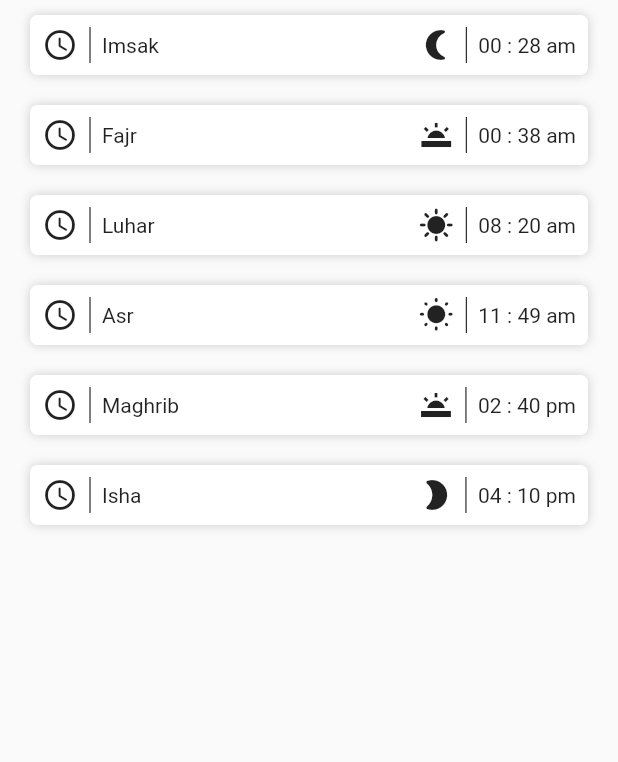
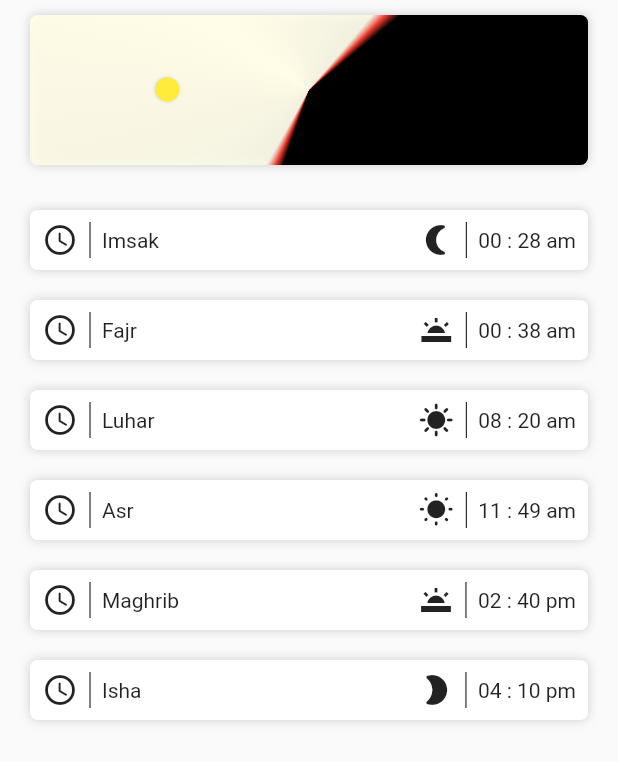
Before and after one commit to Afsheenjinan/prayertime, a Flutter app: the screen it shows after launch, on a phone screen of 412 x 824 dp. Shown: the top 762 px of the screen. Run offline on Flutter 3.47's test engine with Material 2 defaults, Android fonts, the phone set to English and light mode, and no system bars.

Commit message:
Update home_screen.dart

```diff
--- a/lib/screen/home_screen.dart
+++ b/lib/screen/home_screen.dart
@@ -22,18 +22,14 @@ class _HomescreenState extends State<Homescreen> {
     'Maghrib',
     'Isha'
   ];
+  var width;
+  var height;
 
   @override
   Widget build(BuildContext context) {
-    // print(prayertimesdata['Fajr']?.hourAngle);
-    // print(prayertimesdata['Imsak']?.time);
-    // print(prayertimesdata['Maghrib']?.hourAngle);
-    // print(prayertimesdata['Fajr']?.timeOfDay);
-    // print(prayertimesdata['Maghrib']?.hour12);
-    // print(prayertimesdata['Maghrib']?.hour24);
-    // print(prayertimesdata['Fajr']?.icon);
-    // print(prayertimesdata['Fajr']?.icon);
-
+    for (var item in prayerList) {
+      print(prayertimesdata[item]!.time);
+    }
     return SafeArea(
       child: Scaffold(
         // appBar: AppBar(
@@ -41,6 +37,61 @@ class _HomescreenState extends State<Homescreen> {
         // ),
         body: Column(
           children: [
+            Stack(
+              children: [
+                Container(
+                  height: 100,
+                  // width: 200,
+                  decoration: BoxDecoration(
+                    borderRadius: const BorderRadius.all(Radius.circular(5)),
+                    color: Colors.white,
+                    gradient: SweepGradient(
+                      // startAngle: math.pi / 2,
+                      // endAngle: math.pi * 2,
+                      colors: [
+                        Colors.black,
+                        Colors.red,
+                        Colors.yellow.shade50.withOpacity(0.75),
+                        Colors.yellow.shade50,
+                        Colors.yellow.shade50.withOpacity(0.75),
+                        Colors.red,
+                        Colors.black,
+                      ],
+                      // center: Alignment.bottomCenter,
+                      stops: [
+                        (prayertimesdata['Sunrise']!.time) - 0.03,
+                        (prayertimesdata['Sunrise']!.time) - 0.015,
+                        (prayertimesdata['Sunrise']!.time),
+                        (prayertimesdata['Luhar']!.time),
+                        (prayertimesdata['Sunset']!.time),
+                        (prayertimesdata['Sunset']!.time) + 0.015,
+                        (prayertimesdata['Sunset']!.time) + 0.03,
+                      ],
+                      transform: const GradientRotation(math.pi / 2),
+                    ),
+                    boxShadow: [
+                      BoxShadow(
+                        color: Colors.grey.withOpacity(0.5),
+                        spreadRadius: 0,
+                        blurRadius: 5,
+                        // offset: const Offset(5, 3),
+                      )
+                    ],
+                  ),
+                  margin:
+                      const EdgeInsets.symmetric(horizontal: 20, vertical: 10),
+                  padding: const EdgeInsets.all(8),
+                ),
+                Positioned(
+                  top: (today.hour / 24) * 100,
+                  left: (today.hour / 24) * 200,
+                  child: Sun(),
+                ),
+              ],
+            ),
+            const SizedBox(
+              height: 10,
+            ),
             Expanded(
               child: ListView.builder(
                 itemCount: prayerList.length,
@@ -48,61 +99,6 @@ class _HomescreenState extends State<Homescreen> {
                   return populateContainers(index);
                 },
               ),
-            ),
-            // Stack(
-            //   children: [
-            //     Container(
-            //       height: 100,
-            //       // width: 200,
-            //       decoration: BoxDecoration(
-            //         borderRadius: const BorderRadius.all(Radius.circular(5)),
-            //         color: Colors.white,
-            //         gradient: SweepGradient(
-            //           // startAngle: math.pi / 2,
-            //           // endAngle: math.pi * 2,
-            //           colors: [
-            //             Colors.black,
-            //             Colors.red,
-            //             Colors.yellow.shade50,
-            //             Colors.yellow.shade50,
-            //             Colors.yellow.shade50,
-            //             Colors.red,
-            //             Colors.black,
-            //           ],
-            //           // center: Alignment.bottomCenter,
-            //           stops: [
-            //             (prayerTimes['Fajr']! + 0.5),
-            //             (prayerTimes['Sunrise']! + 0.5),
-            //             0.25,
-            //             (prayerTimes['Luhar']! + 0.5),
-            //             0.75,
-            //             (prayerTimes['Maghrib']! + 0.5),
-            //             (prayerTimes['Isha']! + 0.5),
-            //           ],
-            //           transform: const GradientRotation(math.pi / 2),
-            //         ),
-            //         boxShadow: [
-            //           BoxShadow(
-            //             color: Colors.grey.withOpacity(0.5),
-            //             spreadRadius: 0,
-            //             blurRadius: 5,
-            //             // offset: const Offset(5, 3),
-            //           )
-            //         ],
-            //       ),
-            //       margin:
-            //           const EdgeInsets.symmetric(horizontal: 20, vertical: 10),
-            //       padding: const EdgeInsets.all(8),
-            //     ),
-            //     const Positioned(
-            //       top: 16,
-            //       left: 200 / 2,
-            //       child: Sun(),
-            //     ),
-            //   ],
-            // ),
-            const SizedBox(
-              height: 10,
             ),
           ],
         ),
```
